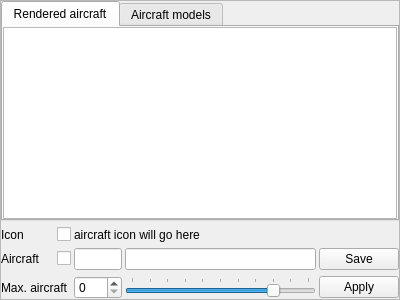
This is src/blackgui/components/mappingcomponent.ui in swift-project/pilotclient as Qt 5 draws it before an edit. The edited form follows.
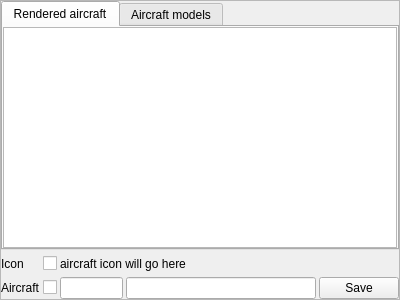
This is the edited form. Custom widgets are drawn as their Qt base class.

Commit message: Misc. imorvements as discussed in RW/KB worksho * preparation for a context menu to send text messages from ATC/aircraft view * preparation for context menu for fast pos. updates * reverse ICAO lookup at login screen * display fast updates / parts in GUI * moved max- aircraft into settings * made serverselection own component

What changed in the file:
```diff
--- a/src/blackgui/components/mappingcomponent.ui
+++ b/src/blackgui/components/mappingcomponent.ui
@@ -19,7 +19,7 @@
   <property name="frameShadow">
    <enum>QFrame::Raised</enum>
   </property>
-  <layout class="QGridLayout" name="gl_MappingComponent" columnstretch="0,0,1,4,0">
+  <layout class="QGridLayout" name="gl_MappingComponent" columnstretch="0,0,1,3,0">
    <property name="leftMargin">
     <number>0</number>
    </property>
@@ -35,10 +35,30 @@
    <property name="horizontalSpacing">
     <number>3</number>
    </property>
-   <item row="3" column="2">
-    <widget class="QSpinBox" name="sb_MaxAircraft">
-     <property name="maximum">
-      <number>50</number>
+   <item row="1" column="0">
+    <widget class="QLabel" name="lbl_AircraftIcon">
+     <property name="text">
+      <string>Icon</string>
+     </property>
+    </widget>
+   </item>
+   <item row="1" column="2" colspan="3" alignment="Qt::AlignLeft">
+    <widget class="QLabel" name="lbl_AircraftIconDisplayed">
+     <property name="text">
+      <string>aircraft icon will go here</string>
+     </property>
+    </widget>
+   </item>
+   <item row="1" column="1" alignment="Qt::AlignRight">
+    <widget class="QCheckBox" name="cb_AircraftIconDisplayed">
+     <property name="toolTip">
+      <string>show / hide icon</string>
+     </property>
+     <property name="text">
+      <string/>
+     </property>
+     <property name="checked">
+      <bool>false</bool>
      </property>
     </widget>
    </item>
@@ -116,41 +136,6 @@
    <item row="2" column="3">
     <widget class="QLineEdit" name="le_AircraftModel"/>
    </item>
-   <item row="3" column="0" colspan="2">
-    <widget class="QLabel" name="lbl_MaxAircraft">
-     <property name="text">
-      <string>Max. aircraft </string>
-     </property>
-     <property name="margin">
-      <number>0</number>
-     </property>
-     <property name="indent">
-      <number>-1</number>
-     </property>
-    </widget>
-   </item>
-   <item row="3" column="3">
-    <widget class="QSlider" name="hs_MaxAircraft">
-     <property name="maximum">
-      <number>50</number>
-     </property>
-     <property name="pageStep">
-      <number>5</number>
-     </property>
-     <property name="value">
-      <number>40</number>
-     </property>
-     <property name="orientation">
-      <enum>Qt::Horizontal</enum>
-     </property>
-     <property name="tickPosition">
-      <enum>QSlider::TicksAbove</enum>
-     </property>
-     <property name="tickInterval">
-      <number>5</number>
-     </property>
-    </widget>
-   </item>
    <item row="2" column="2">
     <widget class="QLineEdit" name="le_Callsign">
      <property name="maxLength">
@@ -175,13 +160,6 @@
      </property>
     </widget>
    </item>
-   <item row="3" column="4">
-    <widget class="QPushButton" name="pb_ApplyMaxAircraft">
-     <property name="text">
-      <string>Apply</string>
-     </property>
-    </widget>
-   </item>
    <item row="2" column="1" alignment="Qt::AlignRight">
     <widget class="QCheckBox" name="cb_AircraftEnabled">
      <property name="toolTip">
@@ -192,33 +170,6 @@
      </property>
     </widget>
    </item>
-   <item row="1" column="0">
-    <widget class="QLabel" name="lbl_AircraftIcon">
-     <property name="text">
-      <string>Icon</string>
-     </property>
-    </widget>
-   </item>
-   <item row="1" column="2" colspan="3" alignment="Qt::AlignLeft">
-    <widget class="QLabel" name="lbl_AircraftIconDisplayed">
-     <property name="text">
-      <string>aircraft icon will go here</string>
-     </property>
-    </widget>
-   </item>
-   <item row="1" column="1" alignment="Qt::AlignRight">
-    <widget class="QCheckBox" name="cb_AircraftIconDisplayed">
-     <property name="toolTip">
-      <string>show / hide icon</string>
-     </property>
-     <property name="text">
-      <string/>
-     </property>
-     <property name="checked">
-      <bool>false</bool>
-     </property>
-    </widget>
-   </item>
   </layout>
  </widget>
  <customwidgets>
```
The commit also changes 41 other files.
